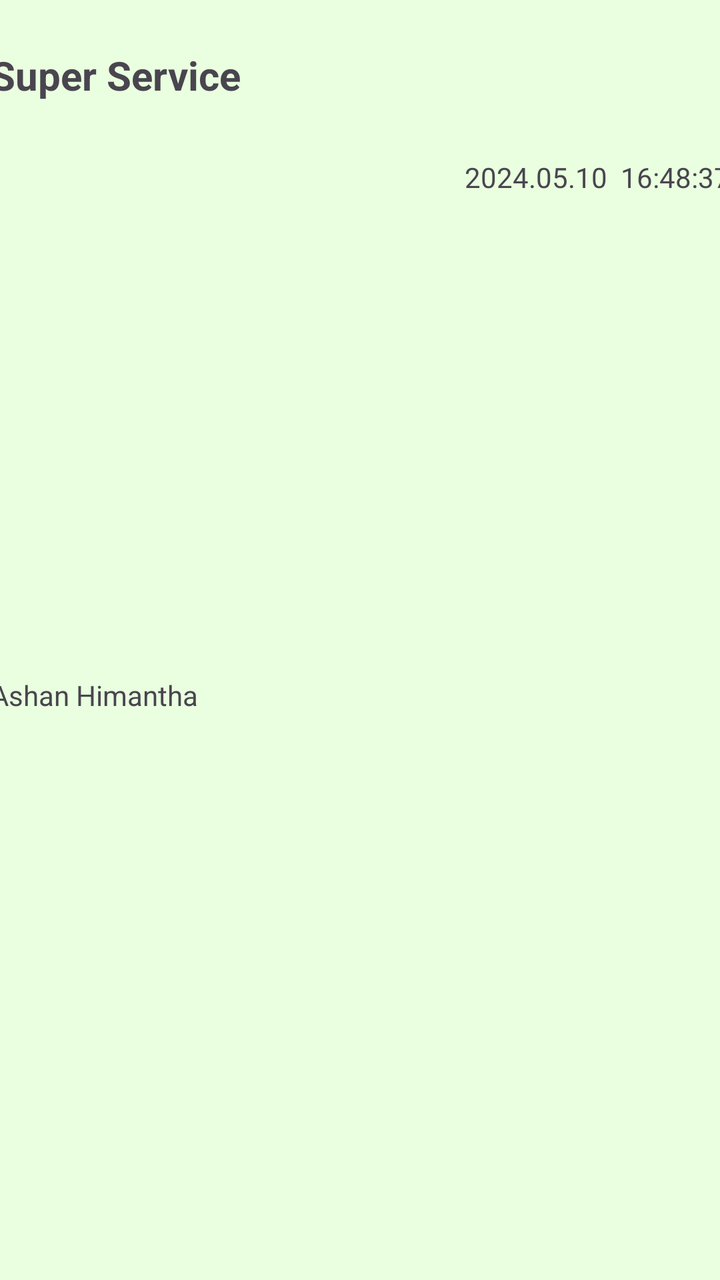
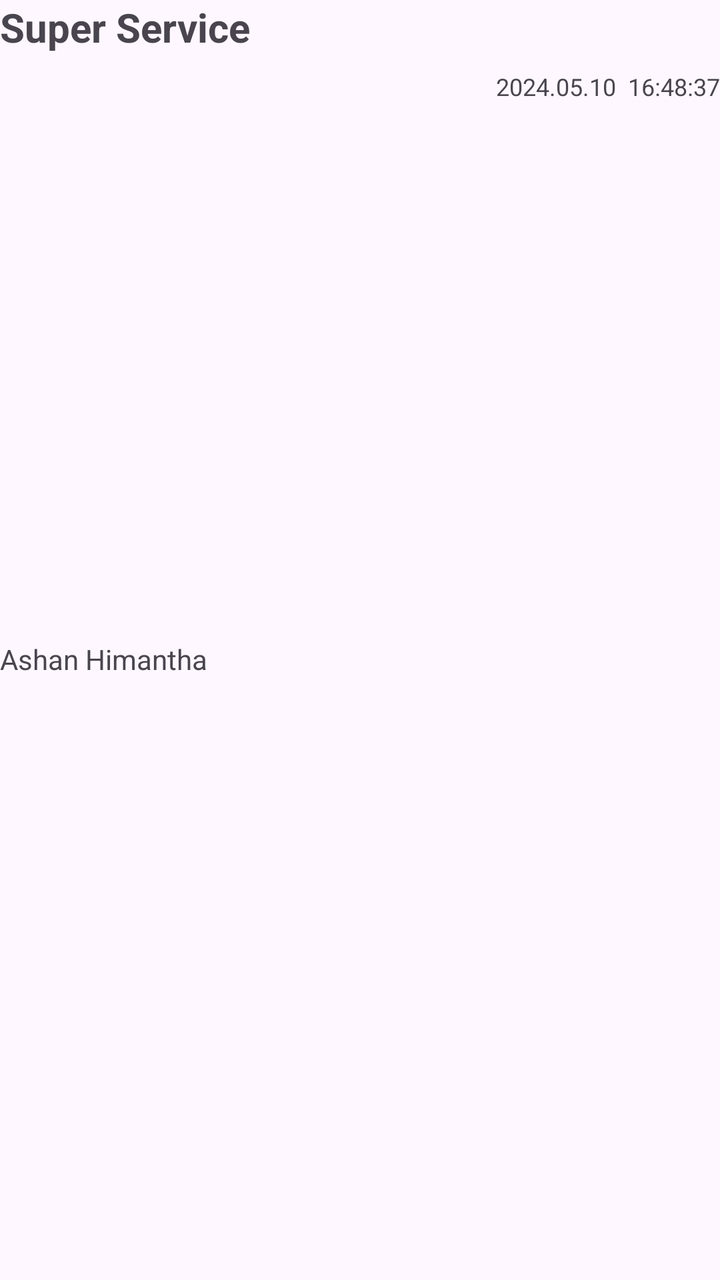

Before-and-after screenshots of an Android layout around one commit, followed by the original layout XML and the change that was made.
<!-- AndroidManifest.xml: application theme Theme.TVHUB -->
<!-- res/layout/feedback_view.xml -->
<?xml version="1.0" encoding="utf-8"?>
<androidx.constraintlayout.widget.ConstraintLayout xmlns:android="http://schemas.android.com/apk/res/android"
    xmlns:app="http://schemas.android.com/apk/res-auto"
    xmlns:tools="http://schemas.android.com/tools"
    android:layout_width="wrap_content"
    android:layout_height="wrap_content"
    android:background="@color/green2">

    <TextView
        android:id="@+id/textView20"
        android:layout_width="370dp"
        android:layout_height="31dp"
        android:layout_marginStart="24dp"
        android:layout_marginTop="24dp"
        android:layout_marginEnd="24dp"
        android:text="Super Service"
        android:textSize="20sp"
        android:textStyle="bold"
        app:layout_constraintEnd_toEndOf="parent"
        app:layout_constraintStart_toStartOf="parent"
        app:layout_constraintTop_toTopOf="parent" />

    <TextView
        android:id="@+id/textView21"
        android:layout_width="0dp"
        android:layout_height="wrap_content"
        android:layout_marginTop="24dp"
        android:layout_marginEnd="32dp"
        android:layout_marginBottom="24dp"
        android:text="Ashan Himantha"
        app:layout_constraintBottom_toBottomOf="parent"
        app:layout_constraintEnd_toStartOf="@+id/textView22"
        app:layout_constraintStart_toStartOf="@+id/textView20"
        app:layout_constraintTop_toBottomOf="@+id/textView20" />

    <TextView
        android:id="@+id/textView22"
        android:layout_width="wrap_content"
        android:layout_height="wrap_content"
        android:layout_marginTop="24dp"
        android:text="2024.05.10  16:48:37"
        app:layout_constraintEnd_toEndOf="@+id/textView20"
        app:layout_constraintTop_toBottomOf="@+id/textView20" />
</androidx.constraintlayout.widget.ConstraintLayout>
<!-- resources referenced by this layout -->
<resources>
  <color name="green2">#E9FFDF</color>
  <style name="Theme.TVHUB" parent="Base.Theme.TVHUB" />
  <style name="Base.Theme.TVHUB" parent="Theme.Material3.DayNight.NoActionBar">
          
           <item name="colorPrimary">@color/green1</item>
      </style>
  <color name="green1">#14326D53</color>
</resources>

<!-- the commit's change to res/layout/feedback_view.xml (unified diff, before → after) -->
@@ -2,17 +2,14 @@
 <androidx.constraintlayout.widget.ConstraintLayout xmlns:android="http://schemas.android.com/apk/res/android"
     xmlns:app="http://schemas.android.com/apk/res-auto"
     xmlns:tools="http://schemas.android.com/tools"
-    android:layout_width="wrap_content"
+    android:layout_width="match_parent"
     android:layout_height="wrap_content"
-    android:background="@color/green2">
+    android:layout_margin="5dp">
 
     <TextView
         android:id="@+id/textView20"
-        android:layout_width="370dp"
-        android:layout_height="31dp"
-        android:layout_marginStart="24dp"
-        android:layout_marginTop="24dp"
-        android:layout_marginEnd="24dp"
+        android:layout_width="0dp"
+        android:layout_height="wrap_content"
         android:text="Super Service"
         android:textSize="20sp"
         android:textStyle="bold"
@@ -24,9 +21,9 @@
         android:id="@+id/textView21"
         android:layout_width="0dp"
         android:layout_height="wrap_content"
-        android:layout_marginTop="24dp"
+        android:layout_marginTop="8dp"
         android:layout_marginEnd="32dp"
-        android:layout_marginBottom="24dp"
+        android:layout_marginBottom="16dp"
         android:text="Ashan Himantha"
         app:layout_constraintBottom_toBottomOf="parent"
         app:layout_constraintEnd_toStartOf="@+id/textView22"
@@ -37,8 +34,9 @@
         android:id="@+id/textView22"
         android:layout_width="wrap_content"
         android:layout_height="wrap_content"
-        android:layout_marginTop="24dp"
+        android:layout_marginTop="8dp"
         android:text="2024.05.10  16:48:37"
+        android:textSize="12sp"
         app:layout_constraintEnd_toEndOf="@+id/textView20"
         app:layout_constraintTop_toBottomOf="@+id/textView20" />
 </androidx.constraintlayout.widget.ConstraintLayout>
<!-- resource entries referenced after the edit -->
@@ -1,6 +1,5 @@
 <!-- resources referenced by this layout -->
 <resources>
-  <color name="green2">#E9FFDF</color>
   <style name="Theme.TVHUB" parent="Base.Theme.TVHUB" />
   <style name="Base.Theme.TVHUB" parent="Theme.Material3.DayNight.NoActionBar">
           
